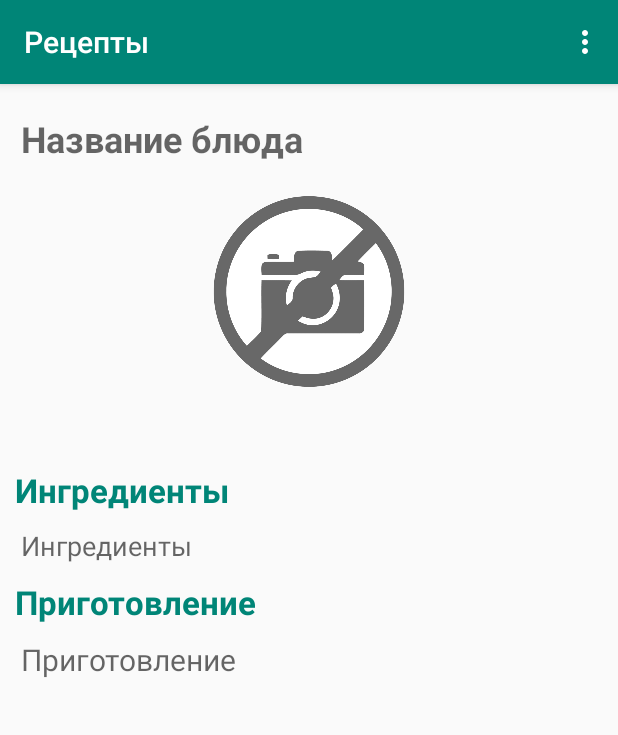
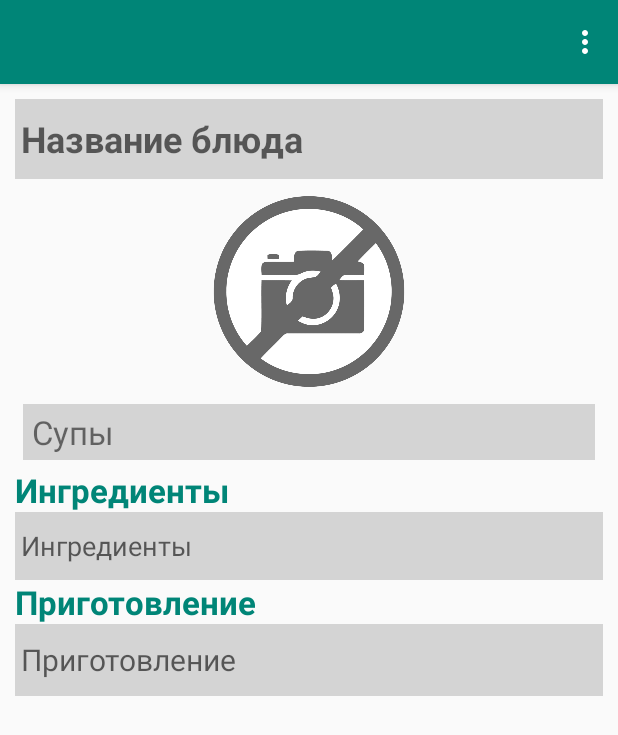
Before and after one commit to Anton9kin/Dishes, an Android app: the screen it shows after launch (DishDetail), in the options menu, after a tap on "Добавить рецепт", on a phone screen of 412 x 824 dp. Shown: the top 735 px of the screen. Run offline under Robolectric (Android 15) with nearby library versions, the phone set to English and light mode, and no system bars; 5 statements that could not run were skipped.

Commit message:
1) Refactored ADD_DISHE options 2) Change title independent of activity content 3) Fixed bug with DELETE_DISH

```diff
--- a/app/src/main/java/com/example/devyatkin/dishes/DishDetail.java
+++ b/app/src/main/java/com/example/devyatkin/dishes/DishDetail.java
@@ -47,6 +47,8 @@ public class DishDetail extends AppCompatActivity {
         Bundle arg = getIntent().getExtras();
 
         if (arg != null){
+            editMode = arg.getBoolean("edit");
+
             dish = arg.getParcelable(Dish.class.getSimpleName());
 
             name = findViewById(R.id.content_dish_name);
@@ -58,6 +60,8 @@ public class DishDetail extends AppCompatActivity {
             ArrayAdapter<String> adapter = new ArrayAdapter<String>(this, R.layout.dish_category_spinner_item, categories);
             adapter.setDropDownViewResource(R.layout.dish_category_spinner_dropdown_item);
             type.setAdapter(adapter);
+
+            getSupportActionBar().setTitle(dish.getType());
 
             ingredient = findViewById(R.id.content_dish_ingredients);
             ingredient.setText(dish.getIngredient());
@@ -82,7 +86,7 @@ public class DishDetail extends AppCompatActivity {
         // Inflate the menu; this adds items to the action bar if it is present.
         this.mainMenu = menu;
         getMenuInflater().inflate(R.menu.edit_dish, menu);
-        enableEdit(false);
+        enableEdit(editMode);
         MenuItem add = menu.findItem(R.id.action_dish_add);
         add.setVisible(false);
         return true;
@@ -113,7 +117,6 @@ public class DishDetail extends AppCompatActivity {
 
             DishesFileSystem.deleteFile(dish.getType(), dish.getName());
             super.onBackPressed();
-            Toast.makeText(this, "<" + getResources().getString(R.string.action_dish_delete) + "> не доступно", Toast.LENGTH_LONG).show();
             return true;
         }
 
@@ -137,6 +140,8 @@ public class DishDetail extends AppCompatActivity {
             editDish.setType(type.getSelectedItem().toString());
 
             parser.save(editDish);
+
+            getSupportActionBar().setTitle(editDish.getType());
 
             Toast.makeText(this, dish.getName() + " успешно сохранено", Toast.LENGTH_LONG).show();
             enableEdit(false);
--- a/app/src/main/java/com/example/devyatkin/dishes/DishesFileSystem.java
+++ b/app/src/main/java/com/example/devyatkin/dishes/DishesFileSystem.java
@@ -49,8 +49,9 @@ public final class DishesFileSystem {
         String[] categories = context.getResources().getStringArray(R.array.category_list);
 
         for (String path : categories){
-            if (path == type)
+            if (type.compareTo(path) == 0) {
                 index = i;
+            }
 
             i++;
         }
--- a/app/src/main/java/com/example/devyatkin/dishes/MainActivity.java
+++ b/app/src/main/java/com/example/devyatkin/dishes/MainActivity.java
@@ -28,6 +28,7 @@ public class MainActivity extends AppCompatActivity
     private boolean isDishList = false;
     private Menu menu;
     private MenuItem itemAdd;
+    private int currentIndex = 0;
 
     @Override
     protected void onCreate(Bundle savedInstanceState) {
@@ -52,6 +53,16 @@ public class MainActivity extends AppCompatActivity
         DishesFileSystem.setContext(this);
         //check and create(if it's necessary) file system for application
         DishesFileSystem.InitDirectory();
+    }
+
+    @Override
+    protected void onResume(){
+
+        if (isDishList){
+            createDishesList(currentIndex);
+        }
+
+        super.onResume();
     }
 
     @Override
@@ -118,7 +129,7 @@ public class MainActivity extends AppCompatActivity
 
         if (id == R.id.action_dish_add){
             //load Activity with new dish
-            loadDishContentActivity(new Dish());
+            loadDishContentActivity(new Dish(), true);
             return true;
         }
 
@@ -146,10 +157,11 @@ public class MainActivity extends AppCompatActivity
 
 
     //switch to DishDetail
-    private void loadDishContentActivity(Dish dish){
+    private void loadDishContentActivity(Dish dish, boolean edit){
         //load DishDetail
         Intent intent = new Intent(SHOW_DISH_CONTENT);
         intent.putExtra(Dish.class.getSimpleName(), dish);
+        intent.putExtra("edit", edit);
         startActivity(intent);
     }
 
@@ -163,6 +175,9 @@ public class MainActivity extends AppCompatActivity
         DishAdapter dishAdapter = new DishAdapter(this, R.layout.list_dish, dishes);
         mainList.setAdapter(dishAdapter);
 
+        String[] categories = getResources().getStringArray(R.array.category_list);
+        getSupportActionBar().setTitle(categories[index]);
+
         if (dishes.size() == 0){
             mainList.setOnItemClickListener(null);
         }else{
@@ -173,7 +188,7 @@ public class MainActivity extends AppCompatActivity
                     // получаем выбранный пункт
                     Dish dish = (Dish)parent.getItemAtPosition(position);
                     //load Activity with content of dish
-                    loadDishContentActivity(dish);
+                    loadDishContentActivity(dish, false);
                 }
             });
         }
@@ -182,6 +197,8 @@ public class MainActivity extends AppCompatActivity
     public void createCategoryList(){
         isDishList = false;
         itemAdd.setVisible(false);
+
+        getSupportActionBar().setTitle(getResources().getString(R.string.app_name));
 
         mainList = findViewById(R.id.main_list);
         String[] categoriesStr = getResources().getStringArray(R.array.category_list);
@@ -217,6 +234,7 @@ public class MainActivity extends AppCompatActivity
             @Override
             public void onItemClick(AdapterView<?> parent, View v, int position, long id)
             {
+                currentIndex = position;
                 createDishesList(position);
             }
         });
```
